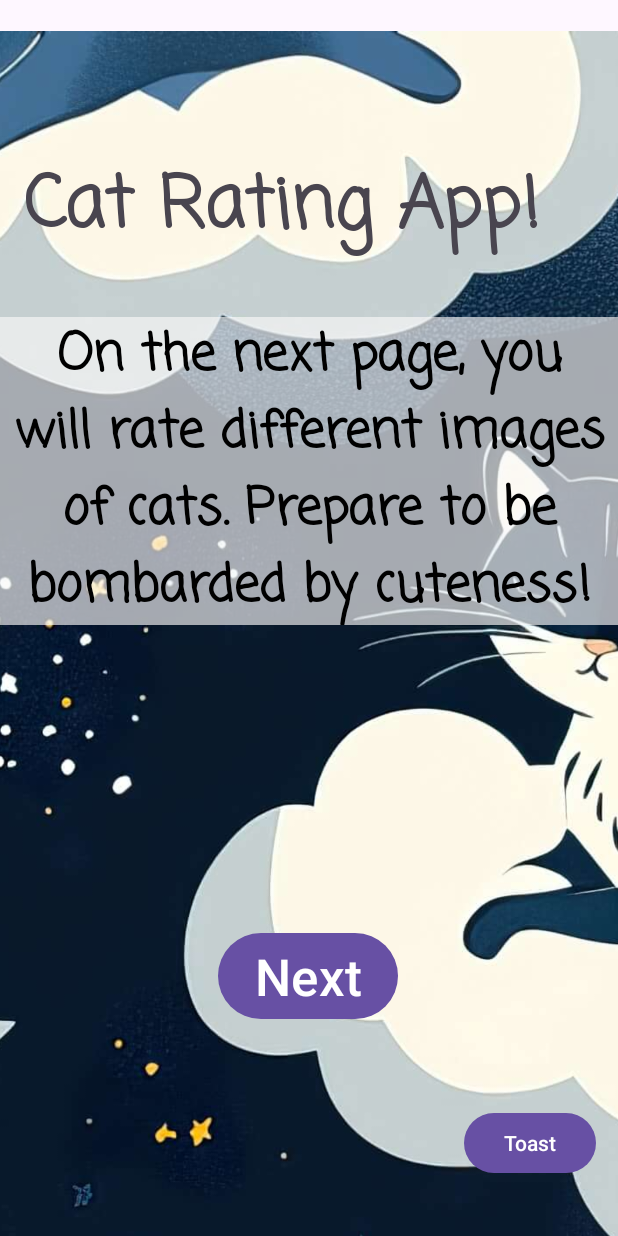
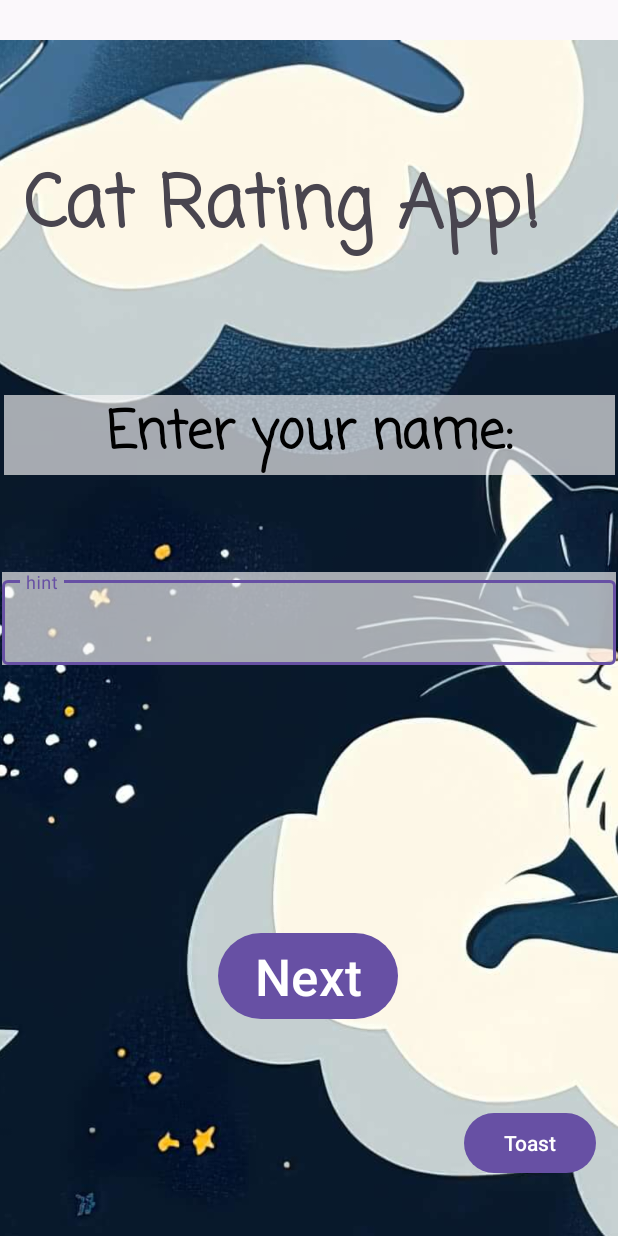
Before and after one commit to HelenPhamius/CSAFinal, an Android app: the screen it shows after launch (MainActivity), on a phone screen of 412 x 824 dp. Run offline under Robolectric (Android 15) with nearby library versions, the phone set to English and light mode, and no system bars.

Commit message:
The name txt inpiut

```diff
--- a/app/src/main/AndroidManifest.xml
+++ b/app/src/main/AndroidManifest.xml
@@ -12,6 +12,9 @@
         android:supportsRtl="true"
         android:theme="@style/Theme.Trial3"
         tools:targetApi="31">
+        <activity
+            android:name=".MainActivity4"
+            android:exported="false" />
         <activity
             android:name=".MainActivity3"
             android:exported="false" />
--- a/app/src/main/java/com/example/trial3/MainActivity.java
+++ b/app/src/main/java/com/example/trial3/MainActivity.java
@@ -3,6 +3,7 @@ package com.example.trial3;
 import android.content.Intent;
 import android.os.Bundle;
 import android.view.View;
+import android.widget.TextView;
 import android.widget.Toast;
 
 import androidx.activity.EdgeToEdge;
@@ -11,8 +12,13 @@ import androidx.core.graphics.Insets;
 import androidx.core.view.ViewCompat;
 import androidx.core.view.WindowInsetsCompat;
 
+import com.google.android.material.textfield.TextInputEditText;
+import com.google.android.material.textfield.TextInputLayout;
+
 public class MainActivity extends AppCompatActivity {
 
+    private TextInputEditText nameInpt;
+    public static String name;
     @Override
     protected void onCreate(Bundle savedInstanceState) {
         super.onCreate(savedInstanceState);
@@ -23,6 +29,8 @@ public class MainActivity extends AppCompatActivity {
             v.setPadding(systemBars.left, systemBars.top, systemBars.right, systemBars.bottom);
             return insets;
         });
+            nameInpt = findViewById(R.id.TxtInpt);
+
     }
 
     public void tryToast(View view){
@@ -32,6 +40,13 @@ public class MainActivity extends AppCompatActivity {
 
     public void forward(View view){
         startActivity(new Intent(MainActivity.this, MainActivity2.class));
+        name = nameInpt.getText().toString().trim().toString();
+        name = name.substring(0, name.length()).substring(0, name.length()) + " :3 , ";
+        if (name.substring(0, name.length()).equalsIgnoreCase(name))
+        {
+            name = name.substring(0, name.length());
+        }
+
     }
 
 
--- a/app/src/main/java/com/example/trial3/MainActivity2.java
+++ b/app/src/main/java/com/example/trial3/MainActivity2.java
@@ -1,4 +1,6 @@
 package com.example.trial3;
+
+import static com.example.trial3.MainActivity.name;
 
 import android.content.Intent;
 import android.graphics.Color;
@@ -15,7 +17,9 @@ import androidx.core.view.ViewCompat;
 import androidx.core.view.WindowInsetsCompat;
 
 public class MainActivity2 extends AppCompatActivity {
+    private TextView act2Title;
     private TextView ratingTV;
+
     private ImageView catImg;
     private ProgressBar progress;
     private int[] imgList = {R.drawable.cute, R.drawable.mello, R.drawable.mocha, R.drawable.po, R.drawable.sema };
@@ -31,6 +35,8 @@ public class MainActivity2 extends AppCompatActivity {
             v.setPadding(systemBars.left, systemBars.top, systemBars.right, systemBars.bottom);
             return insets;
         });
+        act2Title = findViewById(R.id.textView1);
+        act2Title.setText("Hello " + name + act2Title.getText());
         ratingTV = findViewById(R.id.textView);
         catImg = findViewById(R.id.imageView2);
         progress = findViewById(R.id.progressBar);
--- a/app/src/main/res/layout/activity_main.xml
+++ b/app/src/main/res/layout/activity_main.xml
@@ -11,32 +11,33 @@
         android:id="@+id/imageView10"
         android:layout_width="2232dp"
         android:layout_height="2802dp"
+        android:background="#A6FAF9F9"
         app:layout_constraintBottom_toBottomOf="parent"
         app:layout_constraintEnd_toEndOf="parent"
-        app:layout_constraintHorizontal_bias="0.442"
+        app:layout_constraintHorizontal_bias="0.441"
         app:layout_constraintStart_toStartOf="parent"
         app:layout_constraintTop_toTopOf="parent"
-        app:layout_constraintVertical_bias="0.382"
+        app:layout_constraintVertical_bias="0.379"
         app:srcCompat="@drawable/a_whimsical_wallpaper_featuring_cats_relaxing_on_clouds_set_against_a_backdrop_of_stars_and_crescent_moons" />
 
     <TextView
         android:id="@+id/homeLbl"
+        style="@style/whatIsThis"
         android:text="Cat Rating App!"
         app:layout_constraintBottom_toBottomOf="parent"
         app:layout_constraintEnd_toEndOf="parent"
         app:layout_constraintHorizontal_bias="0.238"
         app:layout_constraintStart_toStartOf="parent"
         app:layout_constraintTop_toTopOf="parent"
-        app:layout_constraintVertical_bias="0.135"
-        style="@style/whatIsThis" />
+        app:layout_constraintVertical_bias="0.135" />
 
     <TextView
         android:id="@+id/homeLbl2"
-        android:layout_width="418dp"
-        android:layout_height="205dp"
+        android:layout_width="407dp"
+        android:layout_height="53dp"
         android:background="#A6FAF9F9"
         android:fontFamily="casual"
-        android:text="On the next page, you will rate different images of cats. Prepare to be bombarded by cuteness!"
+        android:text="Enter your name:"
         android:textAlignment="center"
         android:textColor="@color/black"
         android:textSize="34sp"
@@ -75,4 +76,23 @@
         app:layout_constraintTop_toTopOf="parent"
         app:layout_constraintVertical_bias="0.815" />
 
+    <com.google.android.material.textfield.TextInputLayout
+        android:id="@+id/backTxtInpt"
+        android:layout_width="409dp"
+        android:layout_height="wrap_content"
+        android:background="#A6FAF9F9"
+        app:layout_constraintBottom_toBottomOf="parent"
+        app:layout_constraintEnd_toEndOf="parent"
+        app:layout_constraintHorizontal_bias="0.5"
+        app:layout_constraintStart_toStartOf="parent"
+        app:layout_constraintTop_toTopOf="parent"
+        app:layout_constraintVertical_bias="0.5">
+
+        <com.google.android.material.textfield.TextInputEditText
+            android:id="@+id/TxtInpt"
+            android:layout_width="match_parent"
+            android:layout_height="wrap_content"
+            android:hint="hint" />
+    </com.google.android.material.textfield.TextInputLayout>
+
 </androidx.constraintlayout.widget.ConstraintLayout>
```
Also changed, not shown: app/src/main/java/com/example/trial3/MainActivity4.java (added, +24 -0 lines), app/src/main/res/layout/activity_main2.xml (+26 -25 lines), app/src/main/res/layout/activity_main4.xml (added, +18 -0 lines).
